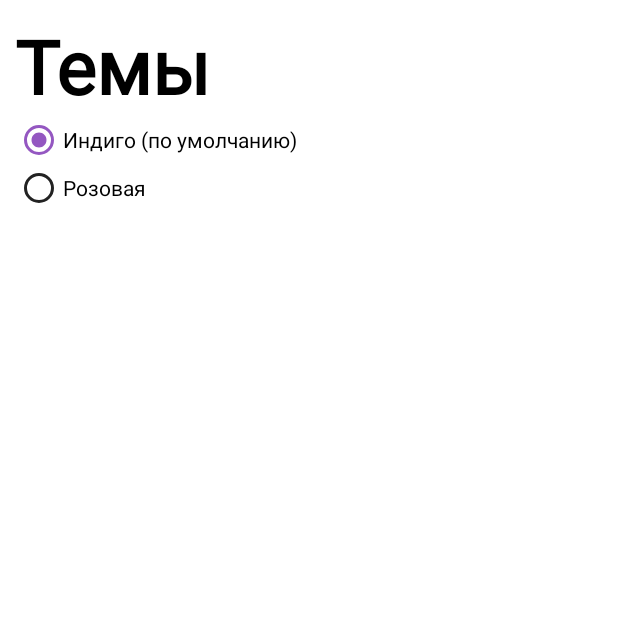
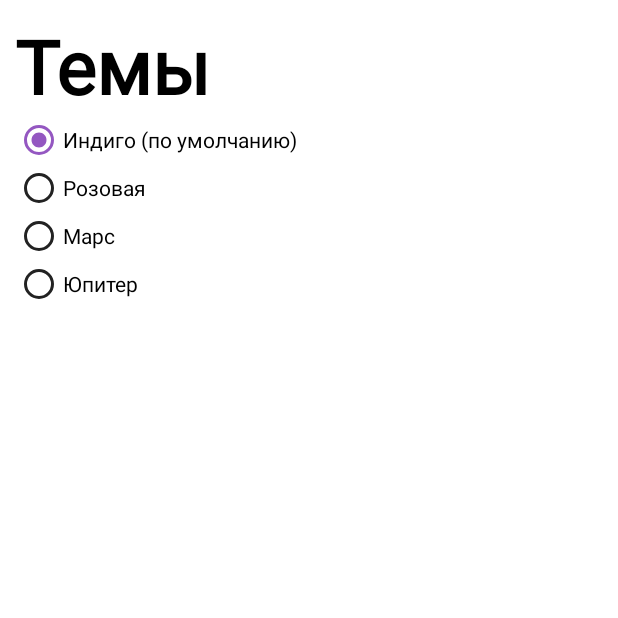
Before and after one commit to DeHoldER/SpacePictures, an Android app: the screen it shows after launch (MainActivity), after a tap on "Настройки", on a phone screen of 412 x 824 dp, the top half of it. Run offline under Robolectric (Android 15) with nearby library versions, the phone set to English and light mode, and no system bars.

Commit message:
v2.09 - смена тем вынесена в отдельный сервис - добавлено ещё 2 темы

```diff
--- /dev/null
+++ b/app/src/main/java/ru/geekbrains/spacepictures/util/ThemeService.kt
@@ -0,0 +1,52 @@
+package ru.geekbrains.spacepictures.util
+
+import android.content.SharedPreferences
+import androidx.appcompat.app.AppCompatActivity
+import ru.geekbrains.spacepictures.R
+import ru.geekbrains.spacepictures.view.MainActivity
+
+object ThemeService {
+    const val THEME_INDIGO = 0
+    const val THEME_PINK = 1
+    const val THEME_MARS = 2
+    const val THEME_JUPITER = 3
+    private const val SHARED_PREF_KEY = "themeNumber"
+
+    private lateinit var mainActivity: MainActivity
+    private lateinit var sharedPref: SharedPreferences
+
+    private var currentTheme = R.style.AppTheme_Indigo
+
+    private val themesList = arrayOf(
+        R.style.AppTheme_Indigo,
+        R.style.AppTheme_Pink,
+        R.style.AppTheme_Mars,
+        R.style.AppTheme_Jupiter,
+    )
+
+    fun getCurrentTheme(): Int {
+        return themesList[sharedPref.getInt(SHARED_PREF_KEY, THEME_INDIGO)]
+    }
+
+    fun updateTheme(themeNumber: Int) {
+        currentTheme = themesList[themeNumber]
+        sharedPref
+            .edit()
+            .putInt(SHARED_PREF_KEY, themeNumber)
+            .apply()
+        mainActivity.setTheme(themesList[themeNumber])
+        mainActivity.recreate()
+    }
+
+    fun registerActivity(activity: MainActivity) {
+            mainActivity = activity
+            sharedPref = mainActivity.getPreferences(AppCompatActivity.MODE_PRIVATE)
+    }
+
+    fun loadTheme() {
+        currentTheme = getCurrentTheme()
+        mainActivity.setTheme(currentTheme)
+    }
+
+
+}
--- a/app/src/main/java/ru/geekbrains/spacepictures/view/MainActivity.kt
+++ b/app/src/main/java/ru/geekbrains/spacepictures/view/MainActivity.kt
@@ -2,8 +2,8 @@ package ru.geekbrains.spacepictures.view
 
 import androidx.appcompat.app.AppCompatActivity
 import android.os.Bundle
-import androidx.annotation.StyleRes
 import ru.geekbrains.spacepictures.R
+import ru.geekbrains.spacepictures.util.ThemeService
 import ru.geekbrains.spacepictures.view.test.BottomBarTestFragment
 
 class MainActivity : AppCompatActivity() {
@@ -11,17 +11,12 @@ class MainActivity : AppCompatActivity() {
         super.onCreate(savedInstanceState)
         setContentView(R.layout.activity_main)
 
-        setTheme(ThemeHolder.theme)
+        ThemeService.registerActivity(this)
+        ThemeService.loadTheme()
 
         supportFragmentManager.beginTransaction()
             .replace(R.id.fragment_container, BottomBarTestFragment.newInstance())
             .addToBackStack(null)
             .commit()
     }
-
-
-    object ThemeHolder {
-        @StyleRes
-        var theme: Int = R.style.AppTheme_IndigoTheme
-    }
 }
--- a/app/src/main/java/ru/geekbrains/spacepictures/view/test/SettingsFragment.kt
+++ b/app/src/main/java/ru/geekbrains/spacepictures/view/test/SettingsFragment.kt
@@ -1,16 +1,10 @@
 package ru.geekbrains.spacepictures.view.test
 
 import android.os.Bundle
-import android.view.LayoutInflater
 import android.view.View
-import android.view.ViewGroup
-import android.widget.Toast
-import androidx.core.app.ActivityCompat.recreate
-import com.google.android.material.chip.Chip
 import ru.geekbrains.spacepictures.R
-import ru.geekbrains.spacepictures.databinding.FragmentChipsBinding
 import ru.geekbrains.spacepictures.databinding.FragmentSettingsBinding
-import ru.geekbrains.spacepictures.view.MainActivity
+import ru.geekbrains.spacepictures.util.ThemeService
 import ru.geekbrains.spacepictures.view.ViewBindingFragment
 
 class SettingsFragment :
@@ -29,19 +23,25 @@ class SettingsFragment :
         super.onViewCreated(view, savedInstanceState)
 
         binding.btnThemeDefault.setOnClickListener {
-            MainActivity.ThemeHolder.theme = R.style.AppTheme_IndigoTheme
-            recreate(requireActivity())
+            ThemeService.updateTheme(ThemeService.THEME_INDIGO)
         }
         binding.btnThemePink.setOnClickListener {
-            MainActivity.ThemeHolder.theme = R.style.AppTheme_PinkTheme
-            recreate(requireActivity())
+            ThemeService.updateTheme(ThemeService.THEME_PINK)
+        }
+        binding.btnThemeMars.setOnClickListener {
+            ThemeService.updateTheme(ThemeService.THEME_MARS)
+        }
+        binding.btnThemeJupiter.setOnClickListener {
+            ThemeService.updateTheme(ThemeService.THEME_JUPITER)
         }
     }
 
     private fun checkTheme() {
-        when (MainActivity.ThemeHolder.theme) {
-            R.style.AppTheme_IndigoTheme -> binding.btnThemeDefault.isChecked = true
-            R.style.AppTheme_PinkTheme -> binding.btnThemePink.isChecked = true
+        when (ThemeService.getCurrentTheme()) {
+            R.style.AppTheme_Indigo -> binding.btnThemeDefault.isChecked = true
+            R.style.AppTheme_Pink -> binding.btnThemePink.isChecked = true
+            R.style.AppTheme_Mars -> binding.btnThemeMars.isChecked = true
+            R.style.AppTheme_Jupiter -> binding.btnThemeJupiter.isChecked = true
         }
     }
 }
--- a/app/src/main/res/layout/fragment_settings.xml
+++ b/app/src/main/res/layout/fragment_settings.xml
@@ -28,7 +28,12 @@
         android:id="@+id/btn_theme_mars"
         android:layout_width="wrap_content"
         android:layout_height="wrap_content"
-        android:text="@string/btn_text_theme_martian"
-        android:visibility="gone" />
+        android:text="@string/btn_text_theme_mars" />
+
+    <com.google.android.material.radiobutton.MaterialRadioButton
+        android:id="@+id/btn_theme_jupiter"
+        android:layout_width="wrap_content"
+        android:layout_height="wrap_content"
+        android:text="@string/btn_text_theme_jupiter" />
 
 </LinearLayout>
--- a/app/src/main/res/values/attr.xml
+++ b/app/src/main/res/values/attr.xml
@@ -1,8 +1,9 @@
 <?xml version="1.0" encoding="utf-8"?>
 <resources>
+    <attr name="themeColorPrimary" format="reference" />
+    <attr name="themeColorSecondary" format="reference" />
     <attr name="textColorConnected" format="reference" />
     <attr name="textColorDisConnected" format="reference" />
-    <attr name="themeColorPrimary" format="reference" />
     <attr name="themeColorAccent" format="reference" />
     <attr name="themeStatusBarColor" format="reference" />
 </resources>
--- a/app/src/main/res/values/colors.xml
+++ b/app/src/main/res/values/colors.xml
@@ -21,6 +21,12 @@
     <color name="pink">#A60043</color>
     <color name="pink_dark">#6C002C</color>
     <color name="pink_light">#D33574</color>
+    <color name="mars_primary">#A65E4F</color>
+    <color name="mars_dark">#79493F</color>
+    <color name="mars_light">#F57B54</color>
+    <color name="jupiter_primary">#DE8E2B</color>
+    <color name="jupiter_dark">#8C4706</color>
+    <color name="jupiter_light">#FFC679</color>
 
     <color name="background">#43A047</color>
 </resources>
--- a/app/src/main/res/values/strings.xml
+++ b/app/src/main/res/values/strings.xml
@@ -12,6 +12,7 @@
     <string name="btn_text_theme_default">Индиго (по умолчанию)</string>
     <string name="btn_text_theme_indigo">Индиго</string>
     <string name="btn_text_theme_pink">Розовая</string>
-    <string name="btn_text_theme_martian">Марсианская</string>
+    <string name="btn_text_theme_mars">Марс</string>
     <string name="txt_themes">Темы</string>
+    <string name="btn_text_theme_jupiter">Юпитер</string>
 </resources>
--- a/app/src/main/res/values/themes.xml
+++ b/app/src/main/res/values/themes.xml
@@ -16,9 +16,10 @@
         <!-- Customize your theme here. -->
     </style>
 
-    <style name="AppTheme.IndigoTheme">
+    <style name="AppTheme.Indigo">
         <item name="themeStatusBarColor">@color/pink_dark</item>
         <item name="themeColorPrimary">@color/indigo</item>
+        <item name="themeColorSecondary">@color/indigo_dark</item>
         <item name="colorPrimaryDark">@color/indigo_dark</item>
         <item name="themeColorAccent">@color/indigo_light</item>
         <item name="android:textColorPrimary">@color/black</item>
@@ -26,11 +27,30 @@
         <item name="textColorDisConnected">@color/light_gray</item>
     </style>
 
-    <style name="AppTheme.PinkTheme">
+    <style name="AppTheme.Pink">
         <item name="themeStatusBarColor">@color/pink_dark</item>
         <item name="themeColorPrimary">@color/pink</item>
+        <item name="themeColorSecondary">@color/pink_dark</item>
         <item name="colorPrimaryDark">@color/pink_dark</item>
         <item name="themeColorAccent">@color/pink_light</item>
+        <item name="android:textColorPrimary">@color/black</item>
+        <item name="textColorDisConnected">@color/light_gray</item>
+    </style>
+
+    <style name="AppTheme.Mars">
+        <item name="themeColorPrimary">@color/mars_primary</item>
+        <item name="themeColorSecondary">@color/mars_dark</item>
+        <item name="colorPrimaryDark">@color/mars_dark</item>
+        <item name="themeColorAccent">@color/mars_light</item>
+        <item name="android:textColorPrimary">@color/black</item>
+        <item name="textColorDisConnected">@color/light_gray</item>
+    </style>
+
+    <style name="AppTheme.Jupiter">
+        <item name="themeColorPrimary">@color/jupiter_primary</item>
+        <item name="themeColorSecondary">@color/jupiter_dark</item>
+        <item name="colorPrimaryDark">@color/jupiter_dark</item>
+        <item name="themeColorAccent">@color/jupiter_light</item>
         <item name="android:textColorPrimary">@color/black</item>
         <item name="textColorDisConnected">@color/light_gray</item>
     </style>
@@ -41,7 +61,7 @@
         <item name="colorAccent">?themeColorAccent</item>
         <item name="android:statusBarColor">?themeStatusBarColor</item>
         <item name="colorOnPrimary">#FFFFFF</item>
-        <item name="colorSecondary">@color/colorAccent</item>
+        <item name="colorSecondary">?themeColorSecondary</item>
         <item name="colorSecondaryVariant">#0039CB</item>
         <item name="colorOnSecondary">#FFFFFF</item>
         <item name="colorError">#F44336</item>
@@ -67,4 +87,5 @@
     </style>
 
 
+
 </resources>
```
